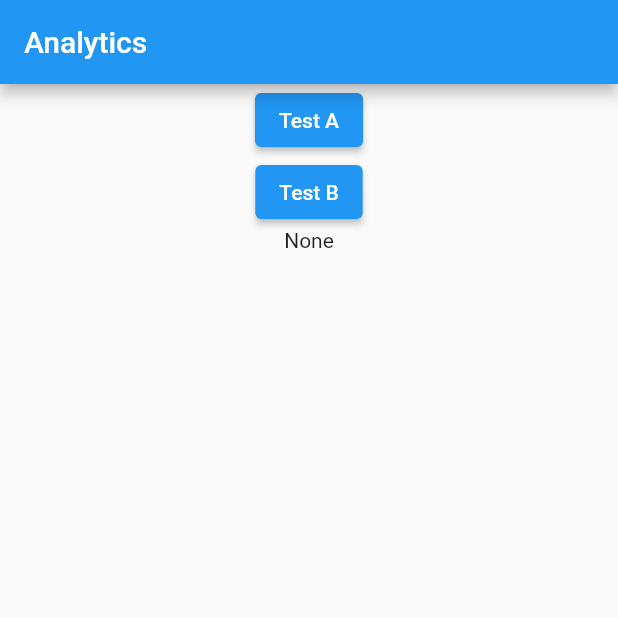
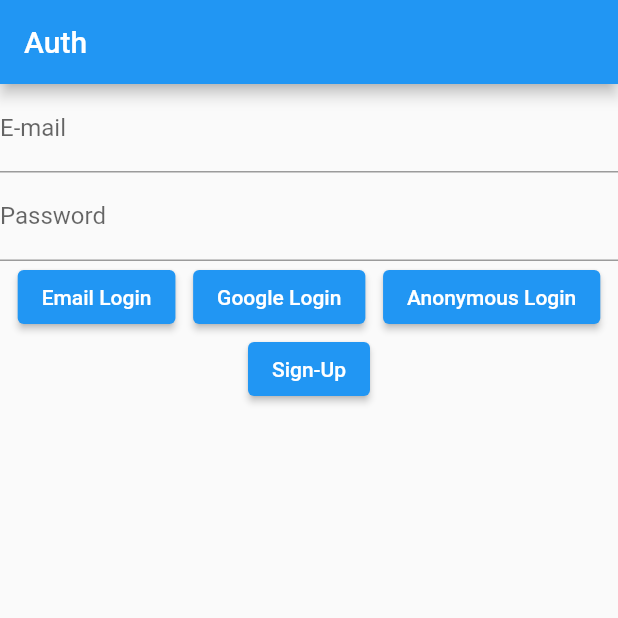
Before and after one commit to sianux1209/flutter_study, a Flutter app: the screen it shows after launch, on a phone screen of 412 x 824 dp, the top half of it. Run offline on Flutter 3.47's test engine with Material 2 defaults, Android fonts, the phone set to English and light mode, and no system bars; our stand-ins replace firebase_analytics, firebase_auth, firebase_core, google_sign_in, localstorage; accounts and stored records are empty.

Commit message:
add firebase flutter auth

```diff
--- /dev/null
+++ b/lib/firebase/auth.dart
@@ -0,0 +1,151 @@
+// ignore_for_file: unnecessary_string_interpolations
+
+import 'dart:async';
+import 'dart:developer';
+import 'package:flutter/material.dart';
+import 'package:firebase_auth/firebase_auth.dart';
+import 'package:google_sign_in/google_sign_in.dart';
+
+FirebaseAuth auth = FirebaseAuth.instance;
+
+class FlutterfireAuth extends StatelessWidget {
+  const FlutterfireAuth({Key? key}) : super(key: key);
+
+  @override
+  Widget build(BuildContext context) {
+    return MaterialApp(
+      title: 'Authencation',
+      theme: ThemeData(
+        primarySwatch: Colors.blue,
+      ),
+      home: AuthSF(),
+    );
+  }
+}
+
+class AuthSF extends StatefulWidget {
+  AuthSF({Key? key}) : super(key: key);
+
+  @override
+  AuthSFState createState() => AuthSFState();
+}
+
+class AuthSFState extends State<AuthSF> {
+  TextEditingController emailController = TextEditingController();
+  TextEditingController passwordController = TextEditingController();
+  String signMessage = '';
+
+  Future<void> register() async {
+    UserCredential result = await auth.createUserWithEmailAndPassword(
+        email: emailController.text, password: passwordController.text);
+    var user = result.user;
+    log('user : $user');
+
+    setState(() {
+      signMessage = '${emailController.text} account created';
+    });
+  }
+
+  Future<void> signin() async {
+    try {
+      final result = await auth.signInWithEmailAndPassword(
+          email: emailController.text, password: passwordController.text);
+
+      setState(() {
+        signMessage = '${emailController.text} login success';
+      });
+
+      log('result : $result');
+    } catch (error) {
+      setState(() {
+        signMessage = 'check account info';
+      });
+    }
+  }
+
+  Future<void> signinWithGoogle() async {
+    try {
+      // Trigger the authentication flow
+      final GoogleSignInAccount? googleUser = await GoogleSignIn().signIn();
+
+      // Obtain the auth details from the request
+      final GoogleSignInAuthentication? googleAuth =
+          await googleUser?.authentication;
+
+      // Create a new credential
+      final credential = GoogleAuthProvider.credential(
+        accessToken: googleAuth?.accessToken,
+        idToken: googleAuth?.idToken,
+      );
+
+      // Once signed in, return the UserCredential
+      UserCredential result =
+          await FirebaseAuth.instance.signInWithCredential(credential);
+      log('result: ${result.user!.email}');
+
+      setState(() {
+        signMessage = 'Google login success';
+      });
+    } catch (error) {
+      setState(() {
+        signMessage = 'check account info';
+      });
+    }
+  }
+
+  Future<void> sigininWithAnonymous() async {
+    try {
+      final result = await auth.signInAnonymously();
+      log('result: $result');
+      setState(() {
+        signMessage = 'Anonymous login success';
+      });
+    } catch (error) {
+      setState(() {
+        signMessage = 'check account info';
+      });
+    }
+  }
+
+  @override
+  Widget build(BuildContext context) {
+    return Scaffold(
+      appBar: AppBar(title: const Text('Auth')),
+      body: Center(
+        child: Column(
+          mainAxisAlignment: MainAxisAlignment.start,
+          children: <Widget>[
+            TextFormField(
+              controller: emailController,
+              decoration: const InputDecoration(labelText: 'E-mail'),
+            ),
+            TextFormField(
+              controller: passwordController,
+              decoration: const InputDecoration(labelText: 'Password'),
+              obscureText: true,
+            ),
+            Row(
+              mainAxisAlignment: MainAxisAlignment.spaceEvenly,
+              children: [
+                ElevatedButton(
+                    onPressed: signin, child: const Text('Email Login')),
+                ElevatedButton(
+                    onPressed: signinWithGoogle,
+                    child: const Text('Google Login')),
+                ElevatedButton(
+                    onPressed: sigininWithAnonymous,
+                    child: const Text('Anonymous Login')),
+              ],
+            ),
+            ElevatedButton(
+                onPressed: () {
+                  register();
+                },
+                child: const Text('Sign-Up')),
+            Text('$signMessage'),
+          ],
+        ),
+      ),
+    );
+  }
+}
--- a/lib/main.dart
+++ b/lib/main.dart
@@ -11,6 +11,7 @@ import 'package:flutter_study/navigation.dart';
 import 'package:flutter_study/hand_test/hand_test.dart';
 import 'package:flutter_study/juso_go_kr/juso_go_kr.dart';
 import 'package:flutter_study/firebase/analytics.dart';
+import 'package:flutter_study/firebase/auth.dart';
 
 /*
   [how to use?]
@@ -26,11 +27,12 @@ import 'package:flutter_study/firebase/analytics.dart';
     6. JusoGoKr()  * Need your API key juso.go.kr
     7. Boxoffice() * Need your API key kobis.or.kr
     8. FlutterfireAnalytics()
+    9. FlutterfireAuth()
 */
 
 void main() async {
   WidgetsFlutterBinding
       .ensureInitialized(); // if you use firebase enable this line
   await Firebase.initializeApp(); // if you use firebase enable this line
-  runApp(FlutterfireAnalytics());
+  runApp(FlutterfireAuth());
 }
--- a/pubspec.yaml
+++ b/pubspec.yaml
@@ -41,6 +41,8 @@ dependencies:
   http: ^0.13.4
   firebase_core: ^1.10.6
   firebase_analytics: ^9.0.4
+  firebase_auth: ^3.3.4
+  google_sign_in: ^5.2.1
 
 dev_dependencies:
   flutter_test:
```
